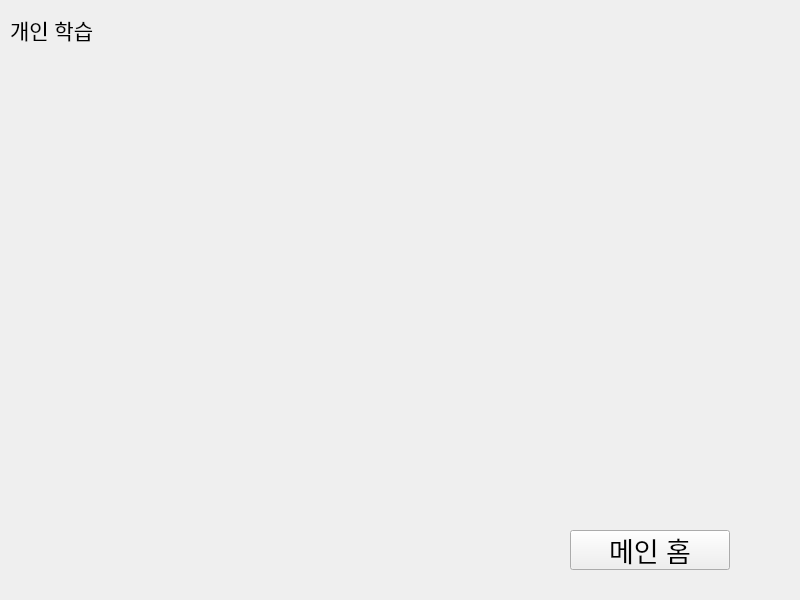
Old version of the form studentUi.ui in the repository dustn011/EducationApplication.
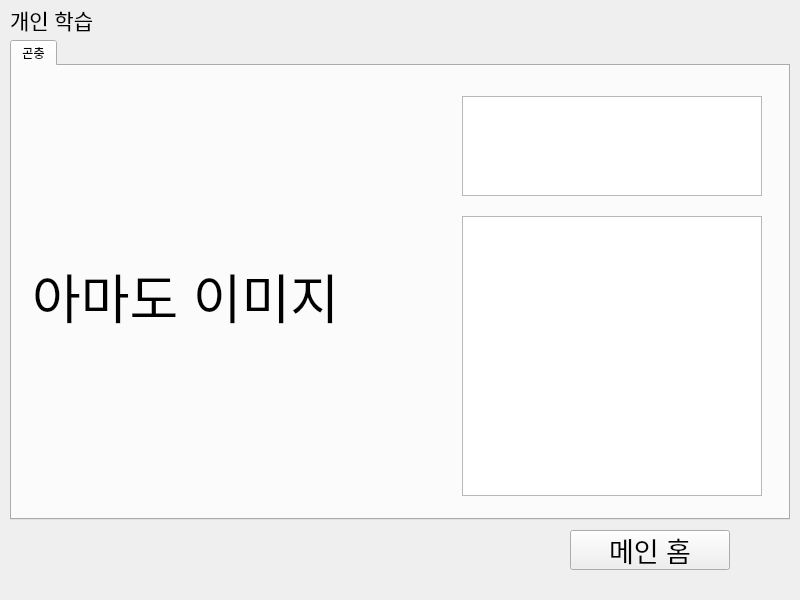
New version of the form. The open tabs and pages were chosen to show the change.

Commit message: 민석_작업중

```diff
--- a/studentUi.ui
+++ b/studentUi.ui
@@ -140,7 +140,7 @@
      <property name="geometry">
       <rect>
        <x>10</x>
-       <y>10</y>
+       <y>0</y>
        <width>120</width>
        <height>40</height>
       </rect>
@@ -172,6 +172,79 @@
       <string>메인 홈</string>
      </property>
     </widget>
+    <widget class="QTabWidget" name="tabWidget">
+     <property name="geometry">
+      <rect>
+       <x>10</x>
+       <y>40</y>
+       <width>780</width>
+       <height>480</height>
+      </rect>
+     </property>
+     <property name="currentIndex">
+      <number>0</number>
+     </property>
+     <widget class="QWidget" name="tab">
+      <attribute name="title">
+       <string>곤충</string>
+      </attribute>
+      <widget class="QLabel" name="insectImage">
+       <property name="geometry">
+        <rect>
+         <x>20</x>
+         <y>30</y>
+         <width>400</width>
+         <height>400</height>
+        </rect>
+       </property>
+       <property name="font">
+        <font>
+         <pointsize>40</pointsize>
+        </font>
+       </property>
+       <property name="text">
+        <string>아마도 이미지</string>
+       </property>
+      </widget>
+      <widget class="QListWidget" name="insectList">
+       <property name="geometry">
+        <rect>
+         <x>450</x>
+         <y>30</y>
+         <width>300</width>
+         <height>100</height>
+        </rect>
+       </property>
+       <property name="font">
+        <font>
+         <pointsize>12</pointsize>
+         <weight>75</weight>
+         <bold>true</bold>
+        </font>
+       </property>
+      </widget>
+      <widget class="QListWidget" name="insectInfo">
+       <property name="geometry">
+        <rect>
+         <x>450</x>
+         <y>150</y>
+         <width>300</width>
+         <height>280</height>
+        </rect>
+       </property>
+       <property name="font">
+        <font>
+         <pointsize>12</pointsize>
+         <weight>75</weight>
+         <bold>true</bold>
+        </font>
+       </property>
+      </widget>
+     </widget>
+    </widget>
+    <zorder>tabWidget</zorder>
+    <zorder>label_2</zorder>
+    <zorder>goMain</zorder>
    </widget>
    <widget class="QWidget" name="page_3">
     <widget class="QLabel" name="label_3">
```
Left out of the diff: 30 changed lines with no effect on the pictures. The commit also changes 1 other file.
